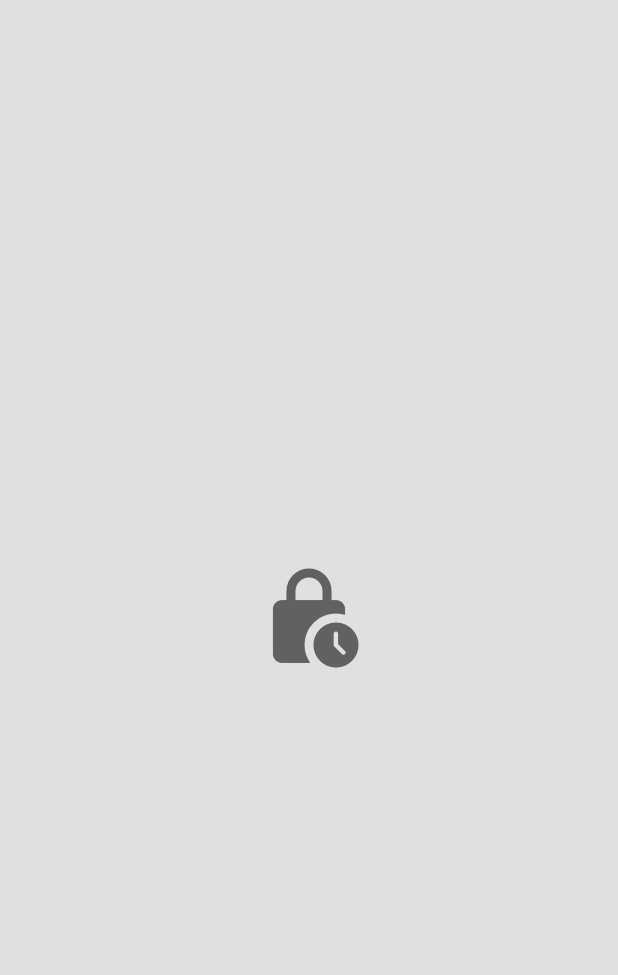
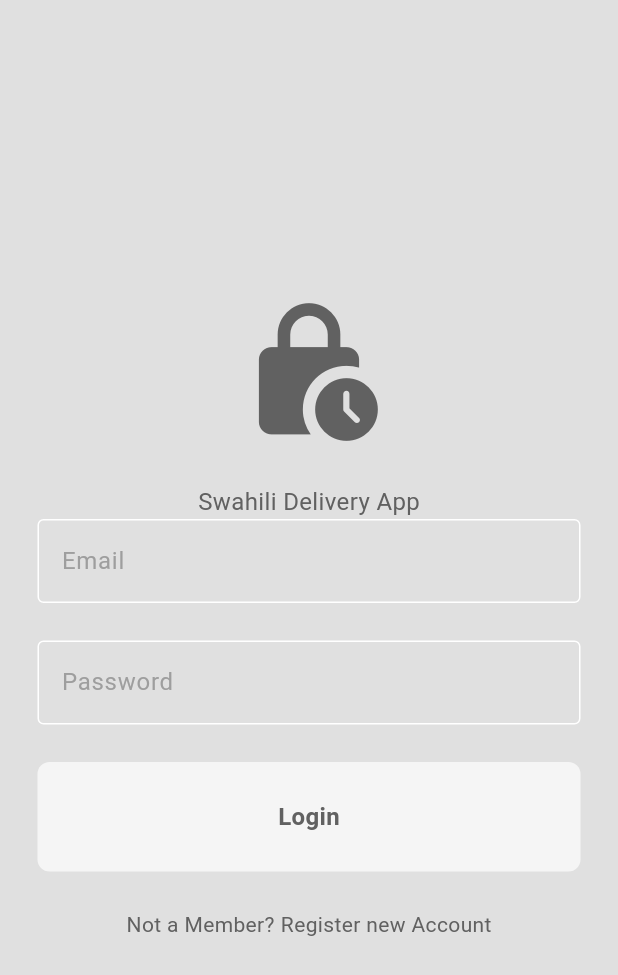
Before and after one commit to FrankMwandi/swahilideliver, a Flutter app: the screen it shows after launch, on a phone screen of 412 x 824 dp. Shown: the top 975 px of the screen. Run offline on Flutter 3.47's test engine with Material 3 defaults, Android fonts, the phone set to English and light mode, and no system bars.

Commit message:
using custom button and text in login page

```diff
--- a/lib/pages/login_page.dart
+++ b/lib/pages/login_page.dart
@@ -1,9 +1,14 @@
-// ignore_for_file: prefer_const_constructors
+// ignore_for_file: prefer_const_constructors, prefer_const_literals_to_create_immutables
 
 import "package:flutter/material.dart";
+import "package:swahilideliver/components/my_button.dart";
+import "package:swahilideliver/components/my_text_field.dart";
 
 class LoginPage extends StatelessWidget {
-  const LoginPage({super.key});
+  final TextEditingController emailController = TextEditingController();
+  final TextEditingController passwordController = TextEditingController();
+
+   LoginPage({super.key});
 
   @override
   Widget build(BuildContext context) {
@@ -16,9 +21,48 @@ class LoginPage extends StatelessWidget {
             // logo
             Icon(
               Icons.lock_clock_rounded,
-              size: 72,
+              size: 100,
               color: Theme.of(context).colorScheme.inversePrimary
               ),
+              const SizedBox(height: 25),
+            //slogan
+            Text('Swahili Delivery App',
+            style: TextStyle(
+              fontSize: 16,
+              color: Theme.of(context).colorScheme.inversePrimary
+             ),
+            ),
+            //Email field
+            MyTextField(
+              controller: emailController,
+              hintText:'Email',
+              obscureText: false,
+            ),
+            //Password field
+            const SizedBox(height:25),
+            MyTextField(
+              controller: passwordController,
+              hintText:'Password',
+              obscureText: true,
+            ),
+            const SizedBox(height: 25),
+            //Signing button
+            MyButton(onTap: (){}, text: 'Login'),
+            //Recover passwor or Signup
+            const SizedBox(height: 25),
+            Row(
+              mainAxisAlignment: MainAxisAlignment.center,
+              children: [
+                Text("Not a Member?",
+                style:TextStyle(color: Theme.of(context).colorScheme.inversePrimary),
+
+                ),
+                const SizedBox(width: 4.0),
+                Text('Register new Account',
+                style:TextStyle(color: Theme.of(context).colorScheme.inversePrimary),
+                )
+              ],
+            )
 
           ],
           ),
```
